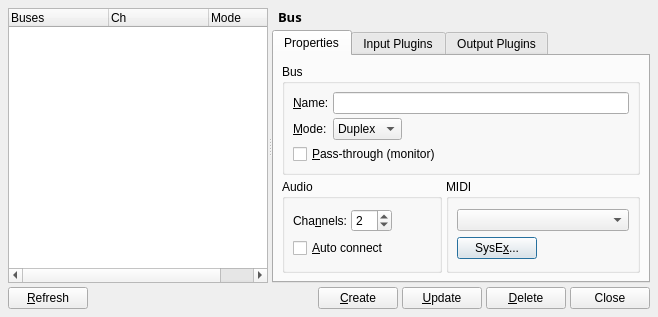
rncbc/qtractor, file src/qtractorBusForm.ui: the form before one commit.
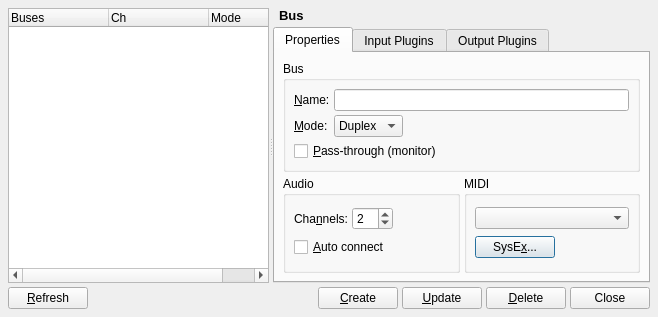
The form after the commit. Icons and pictures are not drawn. Custom widgets are drawn as their Qt base class.

What changed in the file:
```diff
--- a/src/qtractorBusForm.ui
+++ b/src/qtractorBusForm.ui
@@ -95,13 +95,9 @@
         <widget class="QLabel" name="BusTitleTextLabel">
          <property name="font">
           <font>
-           <family>Sans Serif</family>
            <pointsize>10</pointsize>
            <weight>75</weight>
-           <italic>false</italic>
            <bold>true</bold>
-           <underline>false</underline>
-           <strikeout>false</strikeout>
           </font>
          </property>
          <property name="text">
@@ -288,7 +284,7 @@
               <string>MIDI</string>
              </property>
              <layout class="QGridLayout">
-              <item row="0" column="0" colspan="2">
+              <item row="0" column="0" colspan="3">
                <widget class="QComboBox" name="MidiInstrumentComboBox">
                 <property name="toolTip">
                  <string>MIDI Instrument name</string>
@@ -306,13 +302,23 @@
                </widget>
               </item>
               <item row="1" column="1">
+               <widget class="QLabel" name="MidiSysexTextLabel">
+                <property name="text">
+                 <string/>
+                </property>
+                <property name="alignment" >
+                 <set>Qt::AlignCenter</set>
+                </property>
+               </widget>
+              </item>
+              <item row="1" column="2">
                <spacer>
                 <property name="orientation">
                  <enum>Qt::Horizontal</enum>
                 </property>
                 <property name="sizeHint">
                  <size>
-                  <width>88</width>
+                  <width>20</width>
                   <height>20</height>
                  </size>
                 </property>
```
